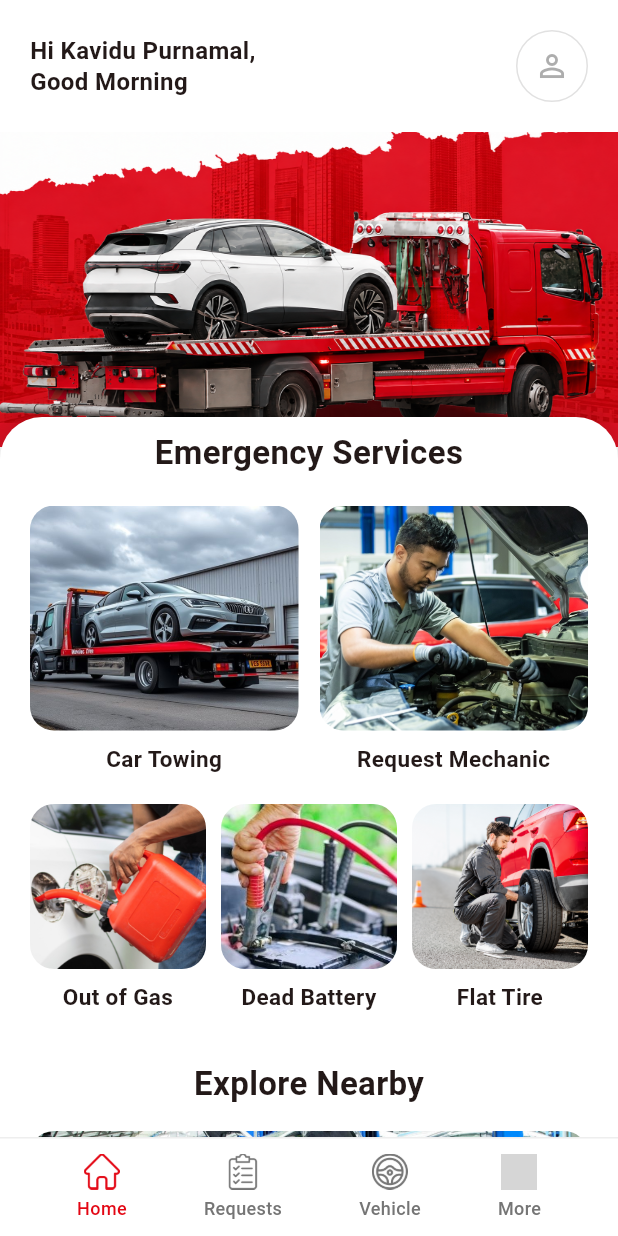
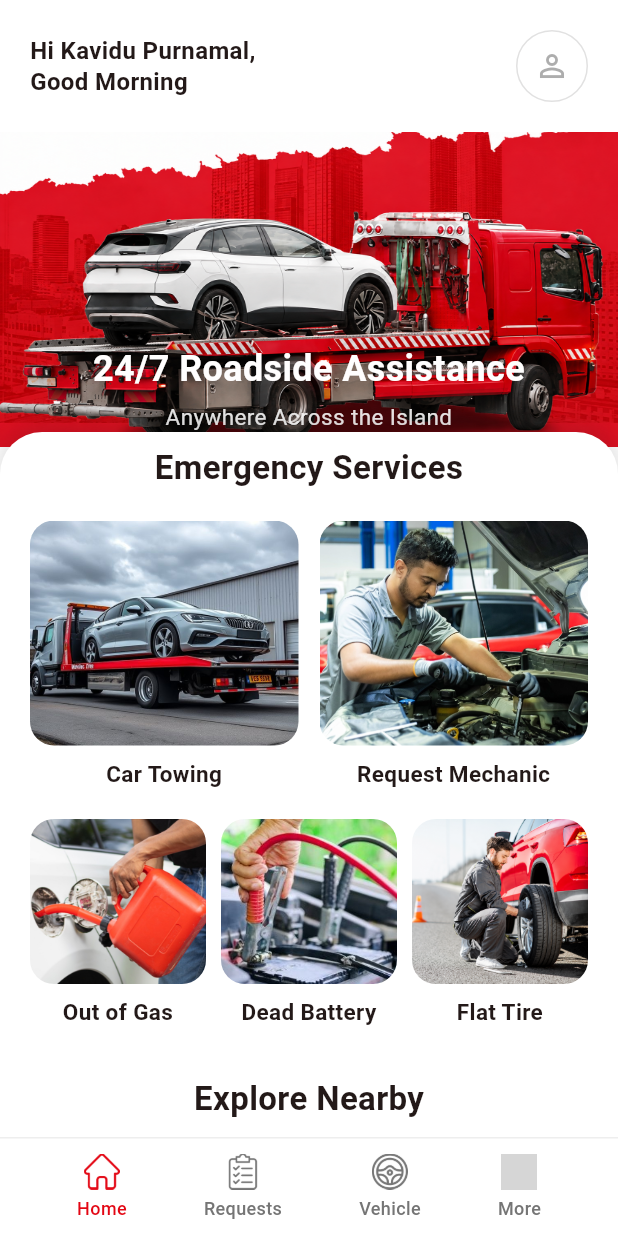
Before and after one commit to ChathuraAbeysinghe/RoadsideAssitance, a Flutter app: the screen it shows after launch, on a phone screen of 412 x 824 dp. Run offline on Flutter 3.47's test engine with Material 3 defaults, Android fonts, the phone set to English and light mode, and no system bars; our stand-ins replace cloud_firestore, firebase_auth, firebase_core, intl_phone_field, pin_code_fields; accounts and stored records are empty; grey boxes are pictures that could not be loaded.

Commit message:
Update home_page.dart

```diff
--- a/lib/features/home/home_page.dart
+++ b/lib/features/home/home_page.dart
@@ -61,6 +61,9 @@ class HomePage extends StatelessWidget {
                   SizedBox(
                     height: 210,
                     width: double.infinity,
+                    child: Stack(
+                      children: [
+                        Positioned.fill(
                           child: Image.asset(
                             'assets/images/hero.png',
                             fit: BoxFit.cover,
@@ -70,13 +73,14 @@ class HomePage extends StatelessWidget {
                         ),
                         Positioned(
                           left: 20,
-                    bottom: 36,
+                          bottom: 10,
                           right: 20,
                           child: Column(
-                      crossAxisAlignment: CrossAxisAlignment.start,
+                            crossAxisAlignment: CrossAxisAlignment.center,
                             children: [
                               const Text(
                                 '24/7 Roadside Assistance',
+                                textAlign: TextAlign.center,
                                 style: TextStyle(
                                   fontSize: 24,
                                   fontWeight: FontWeight.bold,
@@ -86,6 +90,7 @@ class HomePage extends StatelessWidget {
                               const SizedBox(height: 4),
                               Text(
                                 'Anywhere Across the Island',
+                                textAlign: TextAlign.center,
                                 style: TextStyle(
                                   fontSize: 15,
                                   color: Colors.white.withValues(alpha: 0.9),
@@ -94,20 +99,14 @@ class HomePage extends StatelessWidget {
                             ],
                           ),
                         ),
-                  Positioned(
-                    bottom: -1,
-                    left: 0,
-                    right: 0,
-                    child: ClipPath(
-                      clipper: _CurveClipper(),
-                      child: Container(height: 28, color: Colors.white),
+                      ],
                     ),
                   ),
                   SingleChildScrollView(
                     child: Column(
                       crossAxisAlignment: CrossAxisAlignment.start,
                       children: [
-                        const SizedBox(height: 190),
+                        const SizedBox(height: 200),
                         Container(
                           decoration: const BoxDecoration(
                             color: Colors.white,
```
Lines whose indentation alone changed are shown as unchanged.
